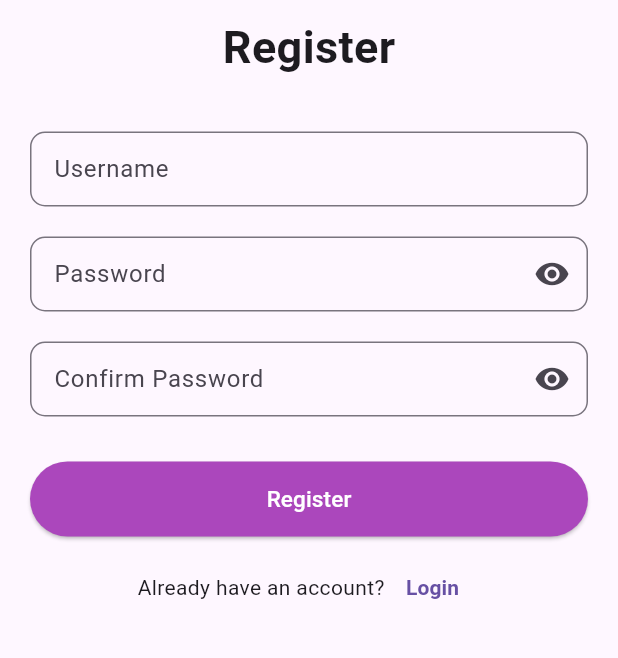
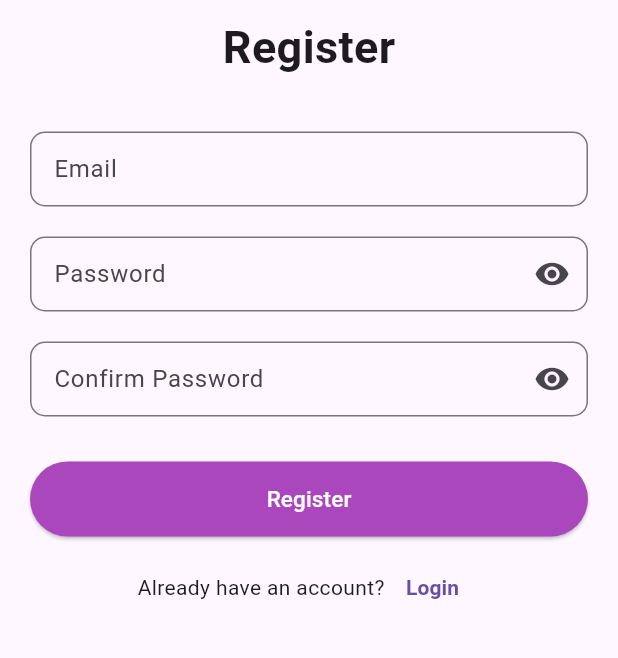
Before and after one commit to samnangdev/flutter_hm, a Flutter app: the RegisterScreen screen opened directly, on a phone screen of 412 x 824 dp, the part 446-1104 px from its top. Run offline on Flutter 3.47's test engine with Material 3 defaults, Android fonts, the phone set to English and light mode, and no system bars; our stand-ins replace pinput.

Commit message:
validate email n seach

```diff
--- a/lib/views/screens/login.dart
+++ b/lib/views/screens/login.dart
@@ -12,6 +12,7 @@ class LoginScreen extends StatefulWidget {
 class _LoginScreenState extends State<LoginScreen> {
   @override
   bool obsecureText = true;
+  bool _isValidEmail = false;
   Widget build(BuildContext context) {
     return Scaffold(body: _body);
   }
@@ -32,7 +33,7 @@ class _LoginScreenState extends State<LoginScreen> {
               SizedBox(height: 15),
               // Text("Welcome back"),
               SizedBox(height: 20),
-              _username,
+              _email,
               SizedBox(height: 20),
               _password,
               SizedBox(height: 0),
@@ -66,14 +67,25 @@ class _LoginScreenState extends State<LoginScreen> {
     );
   }
 
-  Widget get _username {
+  Widget get _email {
     return Padding(
       padding: const EdgeInsets.only(left: 20, right: 20),
       child: SizedBox(
         height: 50,
         child: TextField(
+          onChanged: (value) {
+            if (value.contains("@")) {
+              setState(() {
+                _isValidEmail = true;
+              });
+            }
+          },
           decoration: InputDecoration(
-            labelText: "Username",
+            suffix:
+                !_isValidEmail
+                    ? Icon(Icons.check_circle_rounded)
+                    : Icon(Icons.check_circle_rounded, color: Colors.green),
+            labelText: "Email",
             prefix: Icon(Icons.person),
             border: OutlineInputBorder(borderRadius: BorderRadius.circular(10)),
           ),
--- a/lib/views/screens/register.dart
+++ b/lib/views/screens/register.dart
@@ -11,6 +11,7 @@ class RegisterScreen extends StatefulWidget {
 
 class _RegisterScreenState extends State<RegisterScreen> {
   @override
+  bool _isValidEmail = false;
   bool obsecureText = true;
   bool obsecureText1 = true;
   Widget build(BuildContext context) {
@@ -33,7 +34,7 @@ class _RegisterScreenState extends State<RegisterScreen> {
               SizedBox(height: 15),
               // Text("Welcome back"),
               SizedBox(height: 20),
-              _username,
+              _email,
               SizedBox(height: 20),
               _password,
               SizedBox(height: 20),
@@ -49,14 +50,25 @@ class _RegisterScreenState extends State<RegisterScreen> {
     );
   }
 
-  Widget get _username {
+  Widget get _email {
     return Padding(
       padding: const EdgeInsets.only(left: 20, right: 20),
       child: SizedBox(
         height: 50,
         child: TextField(
+          onChanged: (value) {
+            if (value.contains("@")) {
+              setState(() {
+                _isValidEmail = true;
+              });
+            }
+          },
           decoration: InputDecoration(
-            labelText: "Username",
+            labelText: "Email",
+            suffix:
+                !_isValidEmail
+                    ? Icon(Icons.check_circle_rounded)
+                    : Icon(Icons.check_circle_rounded, color: Colors.green),
             prefix: Icon(Icons.person),
             border: OutlineInputBorder(borderRadius: BorderRadius.circular(10)),
           ),
```
Also changed, not shown: lib/views/screens/custom_search_delegate.dart (added, +82 -0 lines), lib/views/screens/home_screen.dart (+21 -14 lines), lib/views/screens/search_screen.dart (+9 -10 lines).
